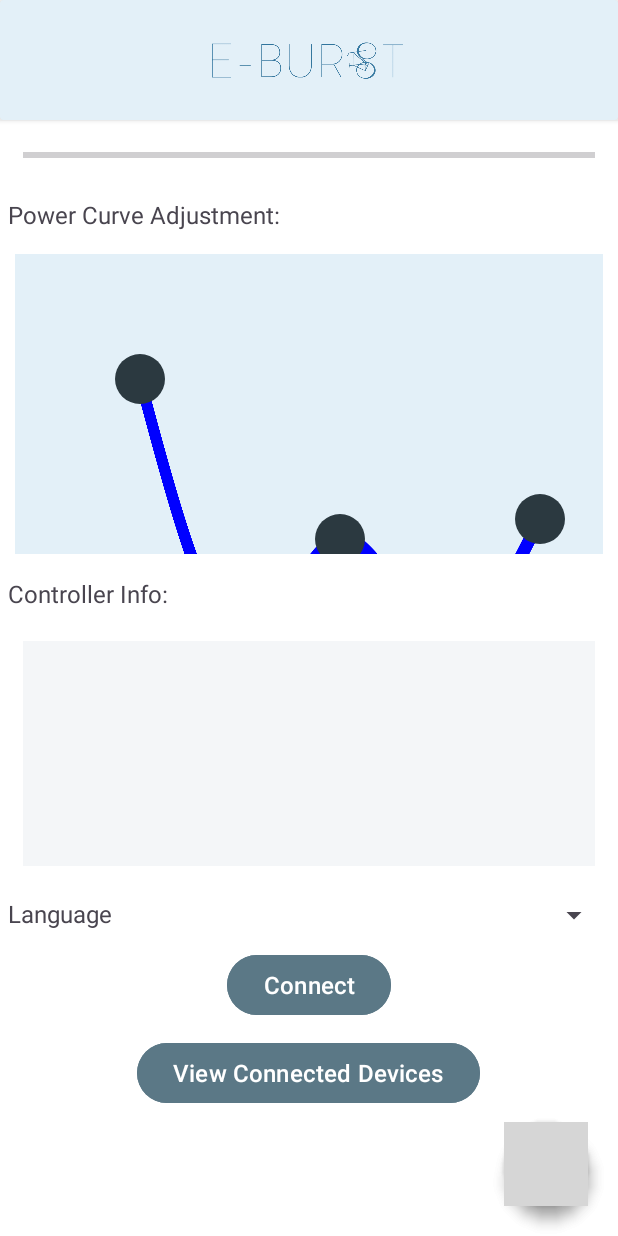
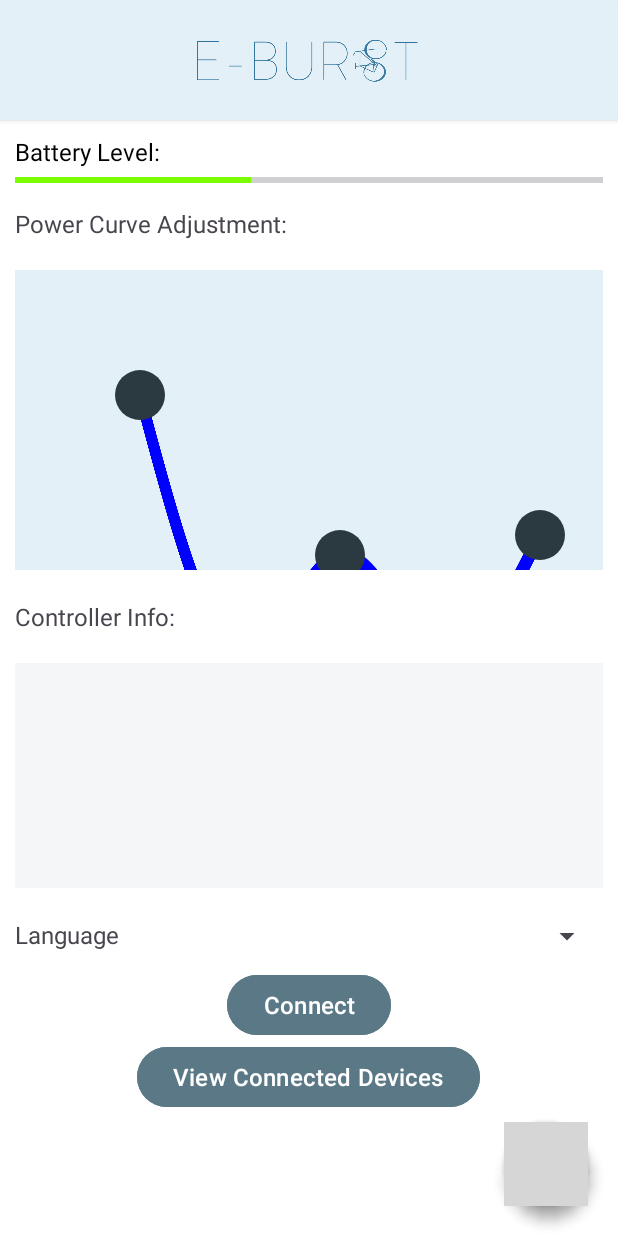
Before and after one commit to h-malm/eburst-temp, an Android app: the SecondFragment screen opened through its navigation route, on a phone screen of 412 x 824 dp. Run offline under Robolectric (Android 15) with nearby library versions, the phone set to English and light mode, and no system bars; our stand-ins replace navigation-ui; 9 statements that could not run were skipped; grey boxes are pictures that could not be loaded.

Commit message:
Adjusted margins

```diff
--- a/E-Burst-temporary/app/src/main/res/layout/fragment_first.xml
+++ b/E-Burst-temporary/app/src/main/res/layout/fragment_first.xml
@@ -20,7 +20,7 @@
 
             <ImageView
                 android:id="@+id/imageView2"
-                android:layout_width="130dp"
+                android:layout_width="150dp"
                 android:layout_height="80dp"
                 android:layout_gravity="center"
                 android:src="@drawable/logo2_withbackgruond" />
--- a/E-Burst-temporary/app/src/main/res/layout/fragment_second.xml
+++ b/E-Burst-temporary/app/src/main/res/layout/fragment_second.xml
@@ -21,25 +21,38 @@
 
             <ImageView
                 android:id="@+id/imageView2"
-                android:layout_width="130dp"
+                android:layout_width="150dp"
                 android:layout_height="80dp"
                 android:layout_gravity="center"
                 android:src="@drawable/logo2_withbackgruond" />
 
         </androidx.cardview.widget.CardView>
 
+        <TextView
+            android:id="@+id/textView1"
+            android:layout_width="match_parent"
+            android:layout_height="match_parent"
+            android:layout_marginTop="10dp"
+            android:layout_marginLeft="10dp"
+            android:textColor="@color/black"
+            android:text="Battery Level:"
+            android:textSize="@dimen/small_font_size"/>
+
         <ProgressBar
-            android:id="@+id/progressBar2"
+            android:id="@+id/progressBar3"
             style="?android:attr/progressBarStyleHorizontal"
             android:layout_width="match_parent"
-            android:layout_margin="15dp"
-            android:layout_height="wrap_content" />
+            android:layout_height="wrap_content"
+            android:layout_marginLeft="10dp"
+            android:layout_marginRight="10dp"
+            android:progress="40"
+            android:progressTint="#7CFC00" />
 
         <TextView
             android:id="@+id/textView6"
             android:layout_width="match_parent"
             android:layout_height="wrap_content"
-            android:layout_margin="5dp"
+            android:layout_margin="10dp"
             android:textSize="@dimen/small_font_size"
             android:text="Power Curve Adjustment:" />
 
@@ -102,7 +115,7 @@
             android:id="@+id/textView7"
             android:layout_width="match_parent"
             android:layout_height="wrap_content"
-            android:layout_margin="5dp"
+            android:layout_margin="10dp"
             android:textSize="@dimen/small_font_size"
             android:text="Controller Info:" />
 
@@ -111,7 +124,7 @@
             android:textSize="@dimen/small_font_size"
             android:layout_width="match_parent"
             android:layout_height="150dp"
-            android:layout_margin="15dp"
+            android:layout_margin="10dp"
             android:background="@color/lightGray"
             android:padding="5dp"
             android:text="" />
@@ -127,13 +140,13 @@
                 android:layout_width="wrap_content"
                 android:layout_height="wrap_content"
                 android:layout_weight="1"
-                android:layout_margin="5dp"
+                android:layout_margin="10dp"
                 android:textSize="@dimen/small_font_size"
                 android:text="Language" />
             <Spinner
                 android:id="@+id/spinner"
                 android:textSize="@dimen/small_font_size"
-                android:layout_margin="5dp"
+                android:layout_margin="10dp"
                 android:layout_width="wrap_content"
                 android:layout_height="wrap_content" />
 
@@ -144,7 +157,6 @@
             android:id="@+id/connectButton"
             android:layout_width="wrap_content"
             android:layout_height="wrap_content"
-            android:layout_margin="5dp"
             android:textSize="@dimen/small_font_size"
             android:layout_gravity="center"
             android:backgroundTint="@color/colorPrimaryLightBlue"
@@ -159,7 +171,6 @@
             android:id="@+id/disconnectButton"
             android:layout_width="wrap_content"
             android:layout_height="wrap_content"
-            android:layout_margin="5dp"
             android:textSize="@dimen/small_font_size"
             android:layout_gravity="center"
             android:backgroundTint="@color/colorPrimaryLightBlue"
```
